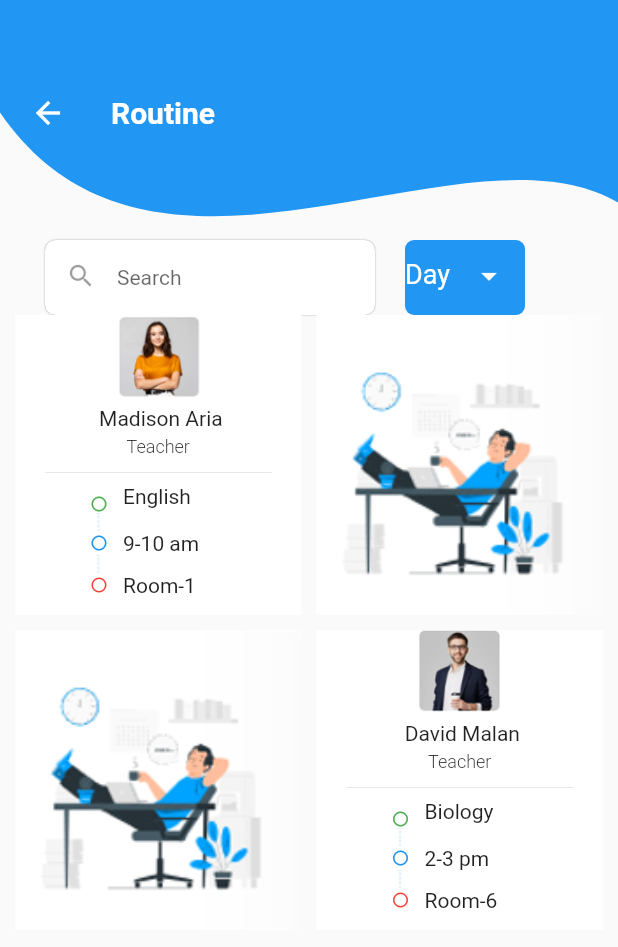
After one commit to Wahid-Murad/Ekattor8, a Flutter app: the RoutinePage screen opened directly, on a phone screen of 412 x 824 dp. The commit adds this screen. Shown: the top 947 px of the screen. Run offline on Flutter 3.47's test engine with Material 2 defaults, Android fonts, the phone set to English and light mode, and no system bars; our stand-ins replace dotted_line, google_fonts.

Commit message:
first commit

```diff
--- /dev/null
+++ b/lib/dropdown.dart
@@ -0,0 +1,90 @@
+import 'package:flutter/material.dart';
+import 'package:flutter/src/widgets/container.dart';
+import 'package:flutter/src/widgets/framework.dart';
+
+class DropDiwn extends StatefulWidget {
+  const DropDiwn({super.key});
+
+  @override
+  State<DropDiwn> createState() => _DropDiwnState();
+}
+
+class _DropDiwnState extends State<DropDiwn> {
+
+  TextEditingController controller=TextEditingController();
+   List<String> dayList=[
+    "Saturday",
+    "Sunday",
+    "Monday",
+    "Tuesday",
+    "Wednesday",
+    "Thusday",
+    "Friday",
+    ];
+
+    bool displayDayList=false;
+  @override
+  Widget build(BuildContext context) {
+    return Container(
+      child: Column(
+        children: [
+          Container(
+            width: 80,
+            height: 50,
+            decoration: BoxDecoration(
+              //border: Border.all(color: Colors.grey),
+              color: Colors.blue,
+              borderRadius: BorderRadius.circular(6),
+            ),
+            child: TextField(
+              controller: controller,
+              decoration: InputDecoration(
+               border: InputBorder.none,
+               hintText: "Day",
+               hintStyle: TextStyle(fontSize: 18,color: Colors.white),
+               suffixIcon: InkWell(
+                onTap: (){
+                  setState(() {
+                    displayDayList=!displayDayList;
+                  });
+                },
+                child: Icon(Icons.arrow_drop_down,color: Colors.white,),),
+              ),
+            ),
+          ),
+          displayDayList?
+          Container(
+            height: 200,
+            width: 80,
+            decoration: BoxDecoration(
+              borderRadius: BorderRadius.circular(10),
+              color: Colors.white,
+              boxShadow: [
+                BoxShadow(
+                 color: Colors.grey,
+                 //spreadRadius: 0.5,
+                 //blurRadius: 0.5,
+                 //offset: Offset(0,1),
+                ),
+              ],
+            ),
+            child: ListView.builder(
+              itemCount: dayList.length,
+              itemBuilder: (context, index) {
+              return InkWell(
+                onTap: (){
+                  setState(() {
+                    controller.text=dayList.toString();
+                  });
+                },
+                child: ListTile(
+                  title: Text(dayList[index],style: TextStyle(fontSize: 12),),
+                ),
+              );
+            }),
+          ):Container(),
+        ],
+      ),
+    );
+  }
+}
--- a/lib/login.dart
+++ b/lib/login.dart
@@ -1,4 +1,4 @@
-import 'package:ekattor_8/constrain/constants.dart';
+import 'package:ekattor_8/routine.dart';
 import 'package:flutter/material.dart';
 import 'package:flutter/src/widgets/container.dart';
 import 'package:flutter/src/widgets/framework.dart';
@@ -178,7 +178,6 @@ class _LoginPageState extends State<LoginPage> {
                         ),
                         height: 50,
                         child: TextField(
-                          obscureText: true,
                           keyboardType: TextInputType.emailAddress,
                           style: GoogleFonts.roboto(),
                           decoration: InputDecoration(
@@ -265,7 +264,11 @@ class _LoginPageState extends State<LoginPage> {
                          ],
                         ),
                        ),
-                       Container(
+                       InkWell(
+                        onTap: (){
+                          Navigator.of(context).push(MaterialPageRoute(builder: (context)=>RoutinePage()));
+                        },
+                         child: Container(
                           margin: EdgeInsets.only(top: 25),
                           width: 400,
                           height: 40,
@@ -275,12 +278,12 @@ class _LoginPageState extends State<LoginPage> {
                           ),
                           child: Padding(
                             padding: const EdgeInsets.only(top: 10,bottom: 10,),
-                          child: Center(child: Text("Login",style: GoogleFonts.roboto(fontSize: 16,color: Colors.white),)),
+                            child: Center(child: Text("Login",style: GoogleFonts.roboto(fontSize: 16,color: Colors.white),
                             ),
                             ),
-
-
-
+                          ),
+                         ),
+                       ),
                       ],
                     ),
                   ],
--- a/lib/main.dart
+++ b/lib/main.dart
@@ -1,5 +1,7 @@
+import 'package:ekattor_8/dropdown.dart';
 import 'package:ekattor_8/homepage.dart';
 import 'package:ekattor_8/login.dart';
+import 'package:ekattor_8/routine.dart';
 import 'package:flutter/material.dart';
 
 void main() {
--- /dev/null
+++ b/lib/my_custom_clipper.dart
@@ -0,0 +1,17 @@
+import 'package:flutter/cupertino.dart';
+
+class MyCustomClipper extends CustomClipper<Path>{
+//4,2,4,2,width,*0.9 3
+  @override
+  Path getClip(Size size) {
+   Path path=Path();
+   path.lineTo(0, size.height/2);//2
+   path.cubicTo(size.width/4, 3*(size.height/2), 3*(size.width/4), size.height/2, size.width,size.height*0.9);
+   path.lineTo(size.width, 0);
+   return path;
+  }
+  @override
+  bool shouldReclip(covariant CustomClipper<Path> oldClipper) {
+   return true;
+  }
+}
--- /dev/null
+++ b/lib/routine.dart
@@ -0,0 +1,284 @@
+import 'dart:ui';
+
+import 'package:dotted_line/dotted_line.dart';
+import 'package:ekattor_8/dropdown.dart';
+import 'package:ekattor_8/topbar.dart';
+import 'package:flutter/material.dart';
+import 'package:flutter/src/widgets/container.dart';
+import 'package:flutter/src/widgets/framework.dart';
+import 'package:google_fonts/google_fonts.dart';
+
+class RoutinePage extends StatefulWidget {
+  const RoutinePage({super.key});
+
+  @override
+  State<RoutinePage> createState() => _RoutinePageState();
+}
+
+class _RoutinePageState extends State<RoutinePage> {
+
+
+  @override
+  Widget build(BuildContext context) {
+  return Scaffold(
+     body: Column(
+          children: [
+            TopBar(),
+             Padding(
+               padding: const EdgeInsets.only(top: 10,left: 20,right: 10),
+               child: Row(
+                 children: [
+                     Stack(
+                       children: [
+                         Padding(
+                              padding: const EdgeInsets.only(left: 250),
+                              child: DropDiwn(),
+                               ),
+                         Positioned(
+                          left: 10,
+                           child: Container(
+                                      decoration: BoxDecoration(
+                                        color: Colors.white,
+                                        borderRadius: BorderRadius.circular(7),
+                                         boxShadow: [
+                                          BoxShadow(
+                                          color: Colors.black45,
+                                           blurRadius: 0.1,
+                                          offset: Offset(0, 0),
+                                        ),
+                                     ],
+                                      ),
+                                      width: 220,
+                                      height: 50,
+                                      child: TextField(
+                                        keyboardType: TextInputType.text,
+                                        style: GoogleFonts.roboto(),
+                                        decoration: InputDecoration(
+                                          border: InputBorder.none,
+                                          contentPadding: EdgeInsets.only(top: 15),
+                                          prefixIcon: Icon(Icons.search,color: Colors.black38,size: 20,),
+                                          hintText: "Search",
+                                          hintStyle: GoogleFonts.roboto(fontSize: 14,),
+                                        ),
+                                      ),
+                                     ),
+                         ),
+                       ],
+                     ),
+
+                 ],
+               ),
+             ),
+
+
+              Flexible(
+                  child: Padding(
+                    padding: const EdgeInsets.only(left: 10,right: 10),
+                    child: Container(
+                      height: 800,
+                       child: GridView(
+                        children: [
+                          Container(
+                            child: Column(
+                              children: [
+                                Image.asset('images/pic1.PNG',width: double.infinity,height: 55,),
+                                Padding(
+                                  padding: const EdgeInsets.only(top: 6),
+                                  child: Text(" Madison Aria",style: GoogleFonts.roboto(fontSize: 14,fontWeight: FontWeight.w400),),
+                                ),
+                                Padding(
+                                  padding: const EdgeInsets.only(top: 4,bottom: 5),
+                                  child: Text("Teacher",style: GoogleFonts.roboto(fontSize: 12,fontWeight: FontWeight.w300),),
+                                ),
+                                Padding(
+                                  padding: const EdgeInsets.only(left: 20,right: 20),
+                                  child: Divider(
+                                    height: 10,
+                                    thickness: 0.5,
+                                  ),
+                                ),
+                          Row(
+                            children: [
+                                    Align(
+                                  alignment: Alignment.centerLeft,
+                                  child: Padding(
+                                    padding: const EdgeInsets.only(left: 50,top: 10),
+                                    child: Icon(Icons.circle_outlined,size: 12,color: Colors.green,),
+                                  ),
+                                  ),
+                                  SizedBox(
+                                    width: 10,
+                                  ),
+                                  Center(child: Text("English",style: GoogleFonts.robotoSerif(),)),
+                            ],
+                          ),
+                          Align(
+                            alignment: Alignment.topLeft,
+                            child: Padding(
+                              padding: const EdgeInsets.only(left: 52),
+                              child: Image.asset('images/dote.png',height: 12,),
+                            )),
+
+                                 Row(
+                            children: [
+                                    Align(
+                                  alignment: Alignment.centerLeft,
+                                  child: Padding(
+                                    padding: const EdgeInsets.only(left: 50,),
+                                    child: Icon(Icons.circle_outlined,size: 12,color: Colors.blue,),
+                                  ),
+                                  ),
+                                  SizedBox(
+                                    width: 10,
+                                  ),
+                                  Text("9-10 am",style: GoogleFonts.robotoSerif(),),
+                            ],
+                          ),
+              //                         DottedLine(
+              //       direction: Axis.vertical,
+              //   lineLength: 3,
+              //   lineThickness: 1.0,
+              //   dashLength: 1.0,
+              //   dashColor: Colors.red,
+              //   //dashGradient: [Colors.red, Colors.blue],
+              //   dashRadius: 0.0,
+              //   dashGapLength: 4.0,
+              //   //dashGapColor: Colors.transparent,
+              //  // dashGapGradient: [Colors.red, Colors.blue],
+              //   dashGapRadius: 0.0,
+              // ),
+
+                                Align(
+                            alignment: Alignment.topLeft,
+                            child: Padding(
+                              padding: const EdgeInsets.only(left: 52),
+                              child: Image.asset('images/dote.png',height: 12,),
+                            )),
+
+                          Row(
+                            children: [
+                                    Align(
+                                  alignment: Alignment.centerLeft,
+                                  child: Padding(
+                                    padding: const EdgeInsets.only(left: 50,),
+                                    child: Icon(Icons.circle_outlined,size: 12,color: Colors.red,),
+                                  ),
+                                  ),
+                                  SizedBox(
+                                    width: 10,
+                                  ),
+                                  Text("Room-1",style: GoogleFonts.robotoSerif(),),
+                            ],
+                          ),
+
+                              ],
+                            ),
+                            color: Colors.white,
+                          ),
+                          Container(
+                            child: Image.asset('images/routine.PNG',fit: BoxFit.cover,),
+                            color: Colors.white,
+                          ),
+                          Container(
+                            child: Image.asset('images/routine.PNG',fit: BoxFit.cover,),
+                            color: Colors.white,
+                          ),
+                          Container(
+                            child: Column(
+                              children: [
+                                Image.asset('images/pic2.PNG',width: double.infinity,height: 55,),
+                                Padding(
+                                  padding: const EdgeInsets.only(top: 6),
+                                  child: Text(" David Malan",style: GoogleFonts.roboto(fontSize: 14,fontWeight: FontWeight.w400),),
+                                ),
+                                Padding(
+                                  padding: const EdgeInsets.only(top: 4,bottom: 5),
+                                  child: Text("Teacher",style: GoogleFonts.roboto(fontSize: 12,fontWeight: FontWeight.w300),),
+                                ),
+                                Padding(
+                                  padding: const EdgeInsets.only(left: 20,right: 20),
+                                  child: Divider(
+                                    height: 10,
+                                    thickness: 0.5,
+                                  ),
+                                ),
+                                Row(
+                            children: [
+                                    Align(
+                                  alignment: Alignment.centerLeft,
+                                  child: Padding(
+                                    padding: const EdgeInsets.only(left: 50,top: 10),
+                                    child: Icon(Icons.circle_outlined,size: 12,color: Colors.green,),
+                                  ),
+                                  ),
+                                  SizedBox(
+                                    width: 10,
+                                  ),
+                                  Center(child: Text("Biology",style: GoogleFonts.robotoSerif(),)),
+                            ],
+                          ),
+
+                          Align(
+                            alignment: Alignment.topLeft,
+                            child: Padding(
+                              padding: const EdgeInsets.only(left: 52),
+                              child: Image.asset('images/dote.png',height: 12,),
+                            ),
+                            ),
+
+
+                                 Row(
+                            children: [
+                                    Align(
+                                  alignment: Alignment.centerLeft,
+                                  child: Padding(
+                                    padding: const EdgeInsets.only(left: 50,),
+                                    child: Icon(Icons.circle_outlined,size: 12,color: Colors.blue,),
+                                  ),
+                                  ),
+                                  SizedBox(
+                                    width: 10,
+                                  ),
+                                  Text("2-3 pm",style: GoogleFonts.robotoSerif(),),
+                            ],
+                          ),
+
+                                Align(
+                            alignment: Alignment.topLeft,
+                            child: Padding(
+                              padding: const EdgeInsets.only(left: 52),
+                              child: Image.asset('images/dote.png',height: 12,),
+                            ),
+                            ),
+
+                            Row(
+                            children: [
+                                    Align(
+                                  alignment: Alignment.centerLeft,
+                                  child: Padding(
+                                    padding: const EdgeInsets.only(left: 50,),
+                                    child: Icon(Icons.circle_outlined,size: 12,color: Colors.red,),
+                                  ),
+                                  ),
+                                  SizedBox(
+                                    width: 10,
+                                  ),
+                                  Text("Room-6",style: GoogleFonts.robotoSerif(),),
+                            ],
+                          ),
+                              ],
+                            ),
+                            color: Colors.white,
+                          ),
+                        ],
+                        gridDelegate: SliverGridDelegateWithFixedCrossAxisCount(crossAxisCount: 2,  mainAxisExtent: 200, crossAxisSpacing: 10,mainAxisSpacing: 10),
+                        ),
+                     ),
+                  ),
+                ),
+          ],
+        ),
+
+    );
+  }
+}
--- /dev/null
+++ b/lib/topbar.dart
@@ -0,0 +1,38 @@
+import 'package:ekattor_8/my_custom_clipper.dart';
+import 'package:flutter/material.dart';
+import 'package:flutter/src/widgets/container.dart';
+import 'package:flutter/src/widgets/framework.dart';
+import 'package:google_fonts/google_fonts.dart';
+
+class TopBar extends StatelessWidget {
+  const TopBar({super.key});
+
+  @override
+  Widget build(BuildContext context) {
+    return ClipPath(
+      child: Container(
+        color: Colors.blue,
+      //   alignment: FractionalOffset.center,
+      // transform: new Matrix4.identity()
+      //   ..rotateZ(0 * 3.1415927 / 360),
+        height: 150,
+        child: Row(
+          children: [
+            Padding(
+              padding: const EdgeInsets.only(left: 20),
+              child: Icon(Icons.arrow_back,color: Colors.white,),
+            ),
+            Align(
+              alignment: Alignment.center,
+              child: Padding(
+                padding: const EdgeInsets.only(left: 30),
+                child: Text("Routine",style: GoogleFonts.roboto(fontSize: 20,fontWeight: FontWeight.bold,color: Colors.white,
+                ),),
+              )),
+          ],
+        ),
+      ),
+      clipper: MyCustomClipper(),
+    );
+  }
+}
--- a/pubspec.yaml
+++ b/pubspec.yaml
@@ -37,6 +37,7 @@ dependencies:
   # Use with the CupertinoIcons class for iOS style icons.
   cupertino_icons: ^1.0.2
   google_fonts: ^3.0.1
+  dotted_line: ^3.1.0
 
 dev_dependencies:
   flutter_test:
```
Also changed, not shown: images/dote.png (added), images/pic1.PNG (added), images/pic2.PNG (added), images/routine.PNG (added), pubspec.lock. Lines whose indentation alone changed are shown as unchanged.
